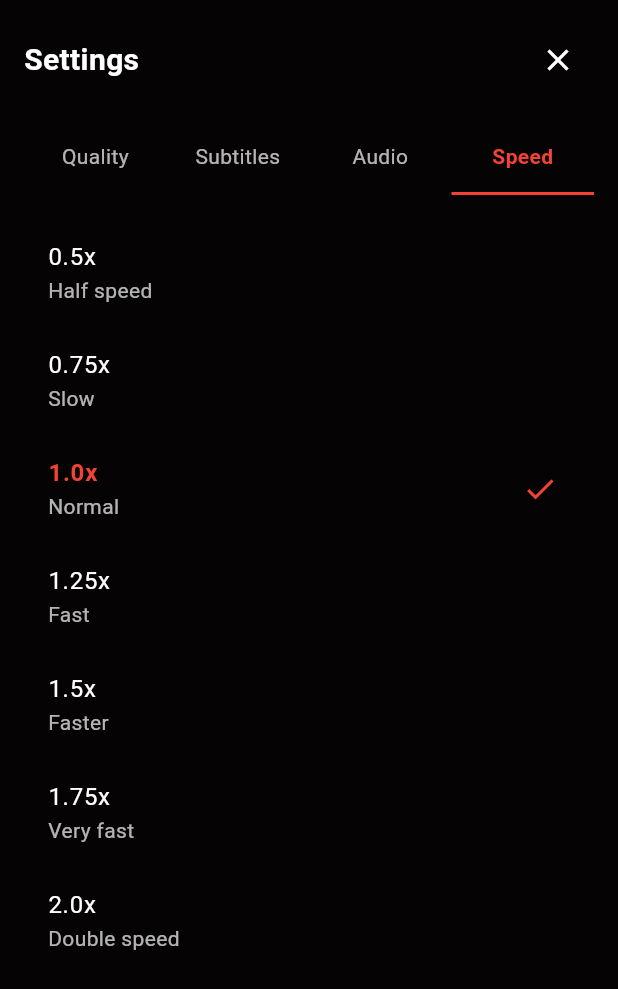
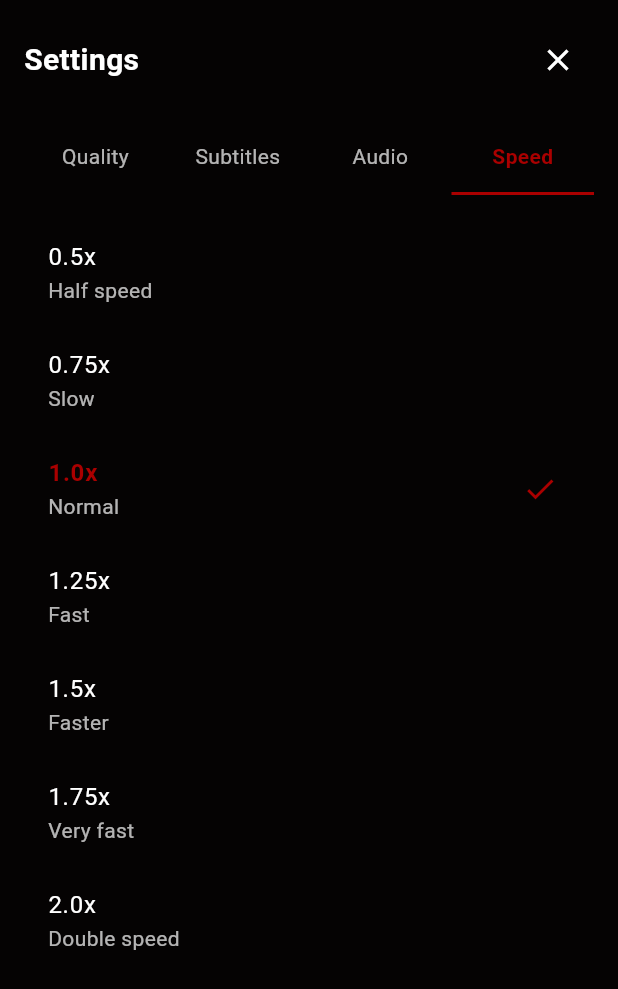
Before and after one commit to HarshalGupta113/Video-Player, a Flutter app: the SettingsOverlay widget shown alone on an empty page, opened directly with empty values, after a tap on "Subtitles", after a tap on "Audio", after a tap on "Speed", on a phone screen of 412 x 824 dp. Shown: the top 989 px of the screen. Run offline on Flutter 3.47's test engine with Material 3 defaults, Android fonts, the light colour scheme and no system bars; our stand-ins replace font_awesome_flutter, shared_preferences, video_player, wakelock_plus; accounts and stored records are empty; network calls fail.

Commit message:
add required changes for the player and incorporate slasher theme

```diff
--- a/lib/widgets/netflix_video_player.dart
+++ b/lib/widgets/netflix_video_player.dart
@@ -83,7 +83,7 @@ class _NetflixVideoPlayerState extends State<NetflixVideoPlayer> {
                   child: Column(
                     mainAxisAlignment: MainAxisAlignment.center,
                     children: [
-                      CircularProgressIndicator(color: Colors.red),
+                      CircularProgressIndicator(color: Color(0xffAA0000)),
                       SizedBox(height: 16),
                       Text(
                         'Loading video...',
@@ -121,7 +121,7 @@ class _NetflixVideoPlayerState extends State<NetflixVideoPlayer> {
                   if (provider.isBuffering)
                     const Center(
                       child: CircularProgressIndicator(
-                        color: Colors.red,
+                        color:  Color(0xffAA0000),
                         strokeWidth: 3,
                       ),
                     ),
--- a/lib/widgets/settings_overlay.dart
+++ b/lib/widgets/settings_overlay.dart
@@ -75,7 +75,7 @@ class SettingsOverlay extends StatelessWidget {
           decoration: BoxDecoration(
             border: Border(
               bottom: BorderSide(
-                color: isSelected ? Colors.red : Colors.transparent,
+                color: isSelected ? Color(0xffAA0000) : Colors.transparent,
                 width: 2,
               ),
             ),
@@ -84,7 +84,7 @@ class SettingsOverlay extends StatelessWidget {
             child: Text(
               title,
               style: TextStyle(
-                color: isSelected ? Colors.red : Colors.white70,
+                color: isSelected ? Color(0xffAA0000) : Colors.white70,
                 fontSize: 14,
                 fontWeight: isSelected ? FontWeight.bold : FontWeight.normal,
               ),
@@ -131,7 +131,7 @@ class SettingsOverlay extends StatelessWidget {
           title: Text(
             quality.label,
             style: TextStyle(
-              color: isSelected ? Colors.red : Colors.white,
+              color: isSelected ? Color(0xffAA0000) : Colors.white,
               fontWeight: isSelected ? FontWeight.bold : FontWeight.normal,
             ),
           ),
@@ -140,7 +140,7 @@ class SettingsOverlay extends StatelessWidget {
             style: const TextStyle(color: Colors.white70),
           ),
           trailing: isSelected
-              ? const Icon(Icons.check, color: Colors.red)
+              ? const Icon(Icons.check, color: Color(0xffAA0000))
               : null,
           onTap: () {
             provider.setQuality(quality);
@@ -176,12 +176,12 @@ class SettingsOverlay extends StatelessWidget {
             title: Text(
               'Off',
               style: TextStyle(
-                color: isSelected ? Colors.red : Colors.white,
+                color: isSelected ? Color(0xffAA0000) : Colors.white,
                 fontWeight: isSelected ? FontWeight.bold : FontWeight.normal,
               ),
             ),
             trailing: isSelected
-                ? const Icon(Icons.check, color: Colors.red)
+                ? const Icon(Icons.check, color: Color(0xffAA0000))
                 : null,
             onTap: () {
               provider.setSubtitleTrack(null);
@@ -197,7 +197,7 @@ class SettingsOverlay extends StatelessWidget {
           title: Text(
             subtitle.language,
             style: TextStyle(
-              color: isSelected ? Colors.red : Colors.white,
+              color: isSelected ? Color(0xffAA0000) : Colors.white,
               fontWeight: isSelected ? FontWeight.bold : FontWeight.normal,
             ),
           ),
@@ -206,7 +206,7 @@ class SettingsOverlay extends StatelessWidget {
             style: const TextStyle(color: Colors.white70),
           ),
           trailing: isSelected
-              ? const Icon(Icons.check, color: Colors.red)
+              ? const Icon(Icons.check, color: Color(0xffAA0000))
               : null,
           onTap: () {
             provider.setSubtitleTrack(subtitle);
@@ -238,7 +238,7 @@ class SettingsOverlay extends StatelessWidget {
           title: Text(
             audioTrack.language,
             style: TextStyle(
-              color: isSelected ? Colors.red : Colors.white,
+              color: isSelected ? Color(0xffAA0000) : Colors.white,
               fontWeight: isSelected ? FontWeight.bold : FontWeight.normal,
             ),
           ),
@@ -247,7 +247,7 @@ class SettingsOverlay extends StatelessWidget {
             style: const TextStyle(color: Colors.white70),
           ),
           trailing: isSelected
-              ? const Icon(Icons.check, color: Colors.red)
+              ? const Icon(Icons.check, color: Color(0xffAA0000))
               : null,
           onTap: () {
             provider.setAudioTrack(audioTrack);
@@ -272,7 +272,7 @@ class SettingsOverlay extends StatelessWidget {
           title: Text(
             '${speed}x',
             style: TextStyle(
-              color: isSelected ? Colors.red : Colors.white,
+              color: isSelected ? Color(0xffAA0000) : Colors.white,
               fontWeight: isSelected ? FontWeight.bold : FontWeight.normal,
             ),
           ),
@@ -281,7 +281,7 @@ class SettingsOverlay extends StatelessWidget {
             style: const TextStyle(color: Colors.white70),
           ),
           trailing: isSelected
-              ? const Icon(Icons.check, color: Colors.red)
+              ? const Icon(Icons.check, color: Color(0xffAA0000))
               : null,
           onTap: () {
             provider.setPlaybackSpeed(speed);
--- a/lib/widgets/simple_video_player.dart
+++ b/lib/widgets/simple_video_player.dart
@@ -71,7 +71,7 @@ class _SimpleVideoPlayerState extends State<SimpleVideoPlayer> {
               child: Column(
                 mainAxisAlignment: MainAxisAlignment.center,
                 children: [
-                  CircularProgressIndicator(color: Colors.red),
+                  CircularProgressIndicator(color: Color(0xffAA0000)),
                   SizedBox(height: 16),
                   Text(
                     'Initializing video controller...',
@@ -87,7 +87,7 @@ class _SimpleVideoPlayerState extends State<SimpleVideoPlayer> {
               child: Column(
                 mainAxisAlignment: MainAxisAlignment.center,
                 children: [
-                  CircularProgressIndicator(color: Colors.red),
+                  CircularProgressIndicator(color: Color(0xffAA0000)),
                   SizedBox(height: 16),
                   Text(
                     'Loading video...',
@@ -169,7 +169,7 @@ class _SimpleVideoPlayerState extends State<SimpleVideoPlayer> {
                     if (videoValue.hasError)
                       Text(
                         'Error: ${videoValue.errorDescription}',
-                        style: const TextStyle(color: Colors.red, fontSize: 12),
+                        style: const TextStyle(color:  Color(0xffAA0000), fontSize: 12),
                       ),
                   ],
                 ),
```
Also changed, not shown: lib/main.dart (+7 -7 lines), lib/widgets/episode_list_overlay.dart (+6 -6 lines), lib/widgets/video_controls.dart (+19 -19 lines), pubspec.lock, 6 other files.
